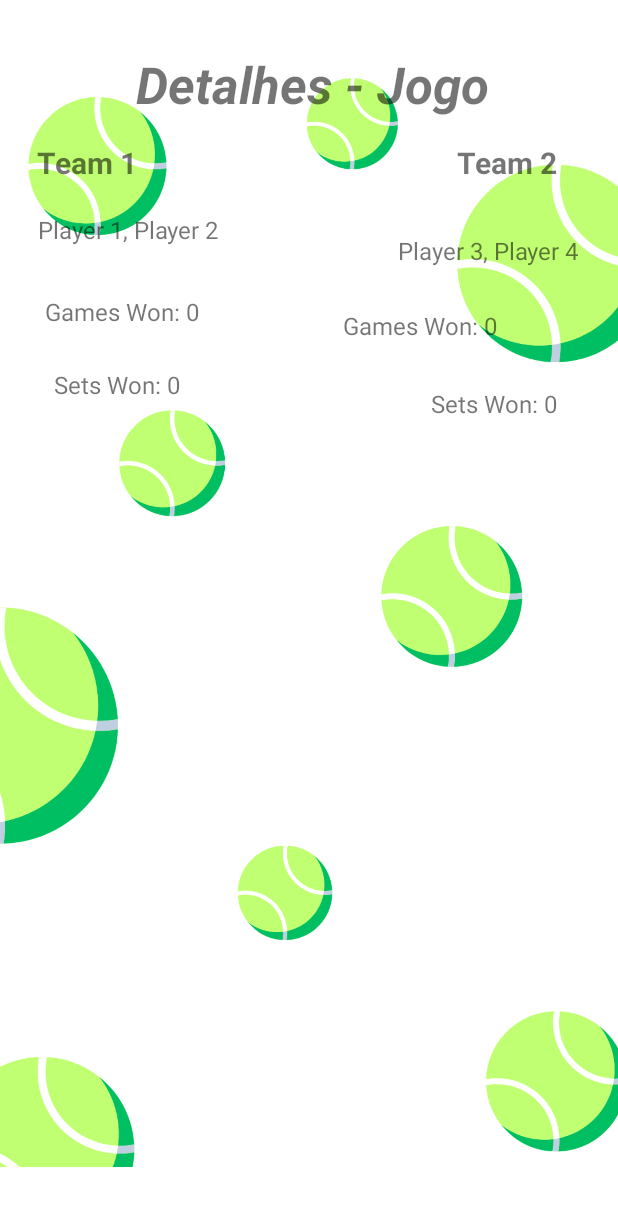
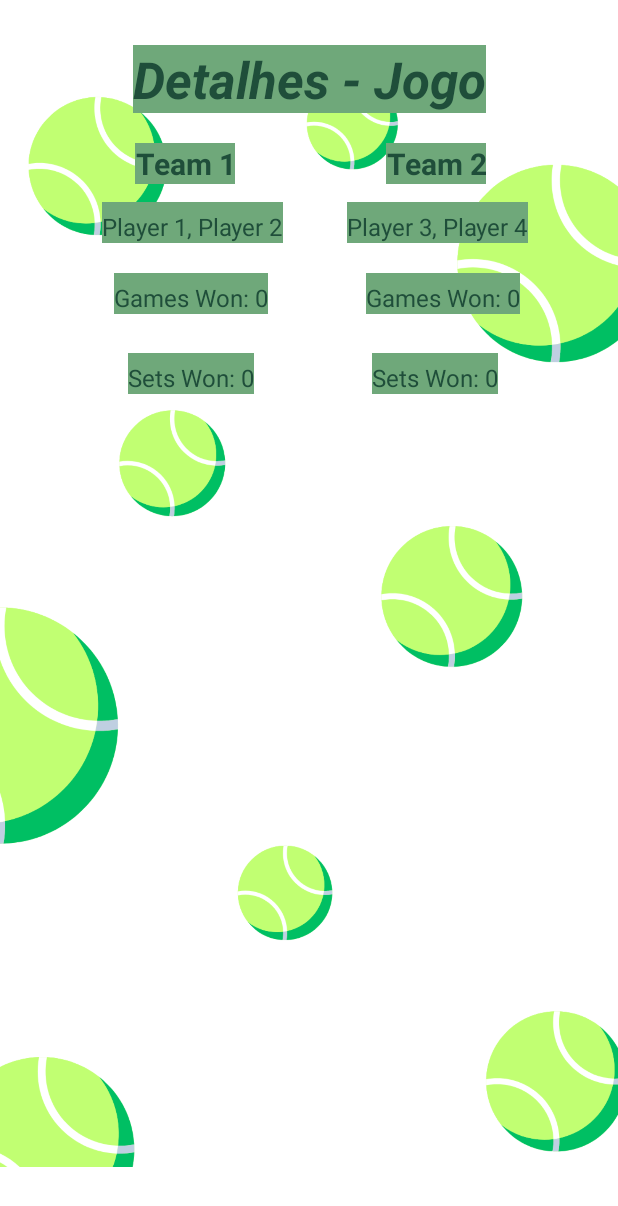
Before and after one commit to luna-vasconcelos/AppPlacarRacha, an Android app: the layout activity_game_details.xml on its own in the app's theme, with its tools: preview values and no code run, on a phone screen of 412 x 824 dp. Shown: the top 1206 px of the screen. Run offline under Robolectric (Android 15) with nearby library versions, the phone set to English and light mode, and no system bars.

Commit message:
Organização e visuais de config e game details

```diff
--- a/app/src/main/res/layout/activity_config.xml
+++ b/app/src/main/res/layout/activity_config.xml
@@ -18,9 +18,9 @@
     <EditText
         android:id="@+id/team2"
         style="@style/editText"
-        android:layout_width="202dp"
-        android:layout_height="42dp"
-        android:layout_marginTop="20dp"
+        android:layout_width="200dp"
+        android:layout_height="35dp"
+        android:layout_marginTop="5dp"
         android:ems="10"
         android:inputType="text"
         android:text="Time B"
@@ -31,8 +31,8 @@
     <EditText
         android:id="@+id/Player2TB"
         style="@style/editText"
-        android:layout_width="201dp"
-        android:layout_height="38dp"
+        android:layout_width="200dp"
+        android:layout_height="35dp"
         android:layout_marginTop="10dp"
         android:background="@color/YellowLight"
         android:ems="10"
@@ -48,7 +48,7 @@
         android:id="@+id/Player1TB"
         style="@style/editText"
         android:layout_width="200dp"
-        android:layout_height="36dp"
+        android:layout_height="35dp"
         android:layout_marginTop="20dp"
         android:background="@color/YellowLight"
         android:ems="10"
@@ -64,8 +64,8 @@
     <EditText
         android:id="@+id/editTextGameName"
         style="@style/editText"
-        android:layout_width="198dp"
-        android:layout_height="34dp"
+        android:layout_width="200dp"
+        android:layout_height="35dp"
         android:layout_marginTop="20dp"
         android:background="@color/YellowLight"
         android:ems="10"
@@ -81,8 +81,8 @@
     <TextView
         android:id="@+id/tvNomePartida"
         style="@style/textView"
-        android:layout_width="293dp"
-        android:layout_height="38dp"
+        android:layout_width="wrap_content"
+        android:layout_height="35dp"
         android:layout_marginTop="60dp"
         android:text="Configurações da Partida"
         android:textAlignment="center"
@@ -94,8 +94,8 @@
 
     <TextView
         android:id="@+id/tvJogadores"
-        android:layout_width="201dp"
-        android:layout_height="33dp"
+        android:layout_width="200dp"
+        android:layout_height="35dp"
         android:layout_marginTop="20dp"
         android:text="Jogadores"
         android:textAlignment="center"
@@ -108,8 +108,8 @@
     <EditText
         android:id="@+id/Player1T1"
         style="@style/editText"
-        android:layout_width="201dp"
-        android:layout_height="39dp"
+        android:layout_width="200dp"
+        android:layout_height="35dp"
         android:layout_marginTop="20dp"
         android:background="@color/YellowLight"
         android:ems="10"
@@ -125,8 +125,8 @@
     <EditText
         android:id="@+id/Player2T1"
         style="@style/editText"
-        android:layout_width="201dp"
-        android:layout_height="38dp"
+        android:layout_width="200dp"
+        android:layout_height="35dp"
         android:layout_marginTop="10dp"
         android:background="@color/YellowLight"
         android:ems="10"
@@ -140,8 +140,8 @@
 
     <TextView
         android:id="@+id/txSeparador"
-        android:layout_width="42dp"
-        android:layout_height="30dp"
+        android:layout_width="40dp"
+        android:layout_height="35dp"
         android:layout_marginTop="5dp"
         android:text="X"
         android:textAlignment="center"
@@ -178,8 +178,8 @@
     <EditText
         android:id="@+id/team1"
         style="@style/editText"
-        android:layout_width="202dp"
-        android:layout_height="42dp"
+        android:layout_width="200dp"
+        android:layout_height="35dp"
         android:layout_marginTop="20dp"
         android:ems="10"
         android:inputType="text"
--- a/app/src/main/res/layout/activity_game_details.xml
+++ b/app/src/main/res/layout/activity_game_details.xml
@@ -14,128 +14,133 @@
 
     <TextView
         android:id="@+id/Details"
+        style="@style/textViewDG"
         android:layout_width="wrap_content"
         android:layout_height="wrap_content"
+        android:layout_marginTop="30dp"
         android:text="Detalhes - Jogo"
         android:textSize="34sp"
         android:textStyle="bold|italic"
-        app:layout_constraintBottom_toBottomOf="parent"
         app:layout_constraintEnd_toEndOf="parent"
-        app:layout_constraintHorizontal_bias="0.514"
         app:layout_constraintStart_toStartOf="parent"
-        app:layout_constraintTop_toTopOf="parent"
-        app:layout_constraintVertical_bias="0.043" />
+        app:layout_constraintTop_toTopOf="@+id/imageView2" />
 
     <TextView
         android:id="@+id/team1_name"
+        style="@style/textViewDG"
         android:layout_width="wrap_content"
         android:layout_height="wrap_content"
+        android:layout_marginStart="30dp"
+        android:layout_marginTop="20dp"
+        android:layout_marginEnd="50dp"
         android:text="Team 1"
+        android:textAlignment="center"
         android:textSize="20sp"
         android:textStyle="bold"
-        app:layout_constraintBottom_toBottomOf="parent"
-        app:layout_constraintEnd_toEndOf="parent"
-        app:layout_constraintHorizontal_bias="0.072"
+        app:layout_constraintEnd_toStartOf="@+id/team2_name"
+        app:layout_constraintHorizontal_bias="0.541"
         app:layout_constraintStart_toStartOf="parent"
-        app:layout_constraintTop_toTopOf="parent"
-        app:layout_constraintVertical_bias="0.119" />
+        app:layout_constraintTop_toBottomOf="@+id/Details" />
 
     <TextView
         android:id="@+id/team1_players"
+        style="@style/textViewDG"
         android:layout_width="wrap_content"
         android:layout_height="wrap_content"
-        android:paddingTop="8dp"
+        android:layout_marginStart="68dp"
+        android:layout_marginTop="12dp"
+        android:paddingTop="5dp"
         android:text="Player 1, Player 2"
         android:textSize="16sp"
-        app:layout_constraintBottom_toBottomOf="parent"
-        app:layout_constraintEnd_toEndOf="parent"
-        app:layout_constraintHorizontal_bias="0.086"
+        app:layout_constraintEnd_toStartOf="@+id/team2_players"
+        app:layout_constraintHorizontal_bias="0.0"
         app:layout_constraintStart_toStartOf="parent"
-        app:layout_constraintTop_toTopOf="parent"
-        app:layout_constraintVertical_bias="0.169" />
+        app:layout_constraintTop_toBottomOf="@+id/team1_name" />
 
     <TextView
         android:id="@+id/team1_games_won"
+        style="@style/textViewDG"
         android:layout_width="wrap_content"
         android:layout_height="wrap_content"
-        android:paddingTop="8dp"
+        android:layout_marginStart="76dp"
+        android:layout_marginTop="20dp"
+        android:paddingTop="5dp"
         android:text="Games Won: 0"
         android:textSize="16sp"
-        app:layout_constraintBottom_toBottomOf="parent"
-        app:layout_constraintEnd_toEndOf="parent"
-        app:layout_constraintHorizontal_bias="0.098"
         app:layout_constraintStart_toStartOf="parent"
-        app:layout_constraintTop_toTopOf="parent"
-        app:layout_constraintVertical_bias="0.238" />
+        app:layout_constraintTop_toBottomOf="@+id/team1_players" />
 
     <TextView
         android:id="@+id/team1_sets_won"
+        style="@style/textViewDG"
         android:layout_width="wrap_content"
         android:layout_height="wrap_content"
-        android:paddingTop="8dp"
+        android:layout_marginStart="48dp"
+        android:layout_marginTop="20dp"
+        android:paddingTop="5dp"
+        android:text="Sets Won: 0"
+        android:textSize="16sp"
+        app:layout_constraintBottom_toBottomOf="parent"
+        app:layout_constraintEnd_toStartOf="@+id/team2_sets_won"
+        app:layout_constraintHorizontal_bias="0.322"
+        app:layout_constraintStart_toStartOf="parent"
+        app:layout_constraintTop_toBottomOf="@+id/team1_games_won"
+        app:layout_constraintVertical_bias="0.01" />
+
+    <TextView
+        android:id="@+id/team2_name"
+        style="@style/textViewDG"
+        android:layout_width="wrap_content"
+        android:layout_height="wrap_content"
+        android:layout_marginTop="20dp"
+        android:layout_marginEnd="88dp"
+        android:text="Team 2"
+        android:textAlignment="center"
+        android:textSize="20sp"
+        android:textStyle="bold"
+        app:layout_constraintEnd_toEndOf="parent"
+        app:layout_constraintTop_toBottomOf="@+id/Details" />
+
+    <TextView
+        android:id="@+id/team2_players"
+        style="@style/textViewDG"
+        android:layout_width="wrap_content"
+        android:layout_height="wrap_content"
+        android:layout_marginTop="12dp"
+        android:layout_marginEnd="60dp"
+        android:paddingTop="5dp"
+        android:text="Player 3, Player 4"
+        android:textAlignment="center"
+        android:textSize="16sp"
+        app:layout_constraintEnd_toEndOf="parent"
+        app:layout_constraintTop_toBottomOf="@+id/team2_name" />
+
+    <TextView
+        android:id="@+id/team2_games_won"
+        style="@style/textViewDG"
+        android:layout_width="wrap_content"
+        android:layout_height="wrap_content"
+        android:layout_marginTop="20dp"
+        android:paddingTop="5dp"
+        android:text="Games Won: 0"
+        android:textSize="16sp"
+        app:layout_constraintEnd_toEndOf="parent"
+        app:layout_constraintStart_toEndOf="@+id/team1_games_won"
+        app:layout_constraintTop_toBottomOf="@+id/team2_players" />
+
+    <TextView
+        android:id="@+id/team2_sets_won"
+        style="@style/textViewDG"
+        android:layout_width="wrap_content"
+        android:layout_height="wrap_content"
+        android:layout_marginTop="20dp"
+        android:layout_marginEnd="80dp"
+        android:paddingTop="5dp"
         android:text="Sets Won: 0"
         android:textSize="16sp"
         app:layout_constraintBottom_toBottomOf="parent"
         app:layout_constraintEnd_toEndOf="parent"
-        app:layout_constraintHorizontal_bias="0.11"
-        app:layout_constraintStart_toStartOf="parent"
-        app:layout_constraintTop_toTopOf="parent"
-        app:layout_constraintVertical_bias="0.299" />
-
-    <TextView
-        android:id="@+id/team2_name"
-        android:layout_width="wrap_content"
-        android:layout_height="wrap_content"
-        android:text="Team 2"
-        android:textSize="20sp"
-        android:textStyle="bold"
-        app:layout_constraintBottom_toBottomOf="parent"
-        app:layout_constraintEnd_toEndOf="parent"
-        app:layout_constraintHorizontal_bias="0.883"
-        app:layout_constraintStart_toStartOf="parent"
-        app:layout_constraintTop_toTopOf="parent"
-        app:layout_constraintVertical_bias="0.119" />
-
-    <TextView
-        android:id="@+id/team2_players"
-        android:layout_width="wrap_content"
-        android:layout_height="wrap_content"
-        android:paddingTop="8dp"
-        android:text="Player 3, Player 4"
-        android:textSize="16sp"
-        app:layout_constraintBottom_toBottomOf="parent"
-        app:layout_constraintEnd_toEndOf="parent"
-        app:layout_constraintHorizontal_bias="0.91"
-        app:layout_constraintStart_toStartOf="parent"
-        app:layout_constraintTop_toTopOf="parent"
-        app:layout_constraintVertical_bias="0.186" />
-
-    <TextView
-        android:id="@+id/team2_games_won"
-        android:layout_width="167dp"
-        android:layout_height="35dp"
-        android:paddingTop="8dp"
-        android:text="Games Won: 0"
-        android:textSize="16sp"
-        app:layout_constraintBottom_toBottomOf="parent"
-        app:layout_constraintEnd_toEndOf="parent"
-        app:layout_constraintHorizontal_bias="0.934"
-        app:layout_constraintStart_toStartOf="parent"
-        app:layout_constraintTop_toTopOf="parent"
-        app:layout_constraintVertical_bias="0.251" />
-
-    <TextView
-        android:id="@+id/team2_sets_won"
-        android:layout_width="wrap_content"
-        android:layout_height="wrap_content"
-        android:paddingTop="8dp"
-        android:text="Sets Won: 0"
-        android:textSize="16sp"
-        app:layout_constraintBottom_toBottomOf="parent"
-        app:layout_constraintEnd_toEndOf="parent"
-        app:layout_constraintHorizontal_bias="0.877"
-        app:layout_constraintStart_toStartOf="parent"
-        app:layout_constraintTop_toTopOf="parent"
-        app:layout_constraintVertical_bias="0.315" />
+        app:layout_constraintTop_toBottomOf="@+id/team2_games_won"
+        app:layout_constraintVertical_bias="0.01" />
 
 </androidx.constraintlayout.widget.ConstraintLayout>
--- a/app/src/main/res/layout/activity_main.xml
+++ b/app/src/main/res/layout/activity_main.xml
@@ -23,6 +23,7 @@
         app:layout_constraintEnd_toEndOf="parent"
         app:layout_constraintStart_toStartOf="parent"
         app:layout_constraintTop_toTopOf="@+id/imageView3"
+        app:layout_constraintVertical_bias="0.503"
         app:srcCompat="@drawable/icon" />
 
     <Button
--- a/app/src/main/res/layout/activity_placar.xml
+++ b/app/src/main/res/layout/activity_placar.xml
@@ -181,15 +181,4 @@
         app:layout_constraintStart_toStartOf="parent"
         app:layout_constraintTop_toTopOf="parent" />
 
-    <Button
-        android:id="@+id/btVerJogos"
-        android:layout_width="wrap_content"
-        android:layout_height="wrap_content"
-        android:layout_marginBottom="16dp"
-        android:onClick="lerUltimosJogos"
-        android:text="Resultado Anterior"
-        app:layout_constraintBottom_toBottomOf="parent"
-        app:layout_constraintEnd_toEndOf="parent"
-        app:layout_constraintHorizontal_bias="0.497"
-        app:layout_constraintStart_toStartOf="parent" />
 </androidx.constraintlayout.widget.ConstraintLayout>
--- a/app/src/main/res/layout/card_previous_game.xml
+++ b/app/src/main/res/layout/card_previous_game.xml
@@ -10,7 +10,7 @@
     <LinearLayout
         android:id="@+id/lnCell"
         android:layout_width="match_parent"
-        android:layout_height="wrap_content"
+        android:layout_height="match_parent"
         android:padding="5dp">
 
         <ImageView
--- a/app/src/main/res/values-night/themes.xml
+++ b/app/src/main/res/values-night/themes.xml
@@ -36,6 +36,11 @@
         <item name="android:textColor">@color/lightGray</item>
 
     </style>
+    <style name="textViewDG" >
+        <item name="android:background">@color/black</item>
+        <item name="android:textColor">@color/white</item>
+
+    </style>
 
 
 
--- a/app/src/main/res/values/themes.xml
+++ b/app/src/main/res/values/themes.xml
@@ -30,4 +30,11 @@
         <item name="android:textColor">@color/white</item>
     </style>
 
+    <style name="textViewDG" >
+        <item name="android:background">@color/greenlight</item>
+        <item name="android:textColor">@color/drakGreen</item>
+
+    </style>
+
+
 </resources>
```
Also changed, not shown: app/src/main/res/drawable-night/icon.png, app/src/main/res/drawable/icon.png.
